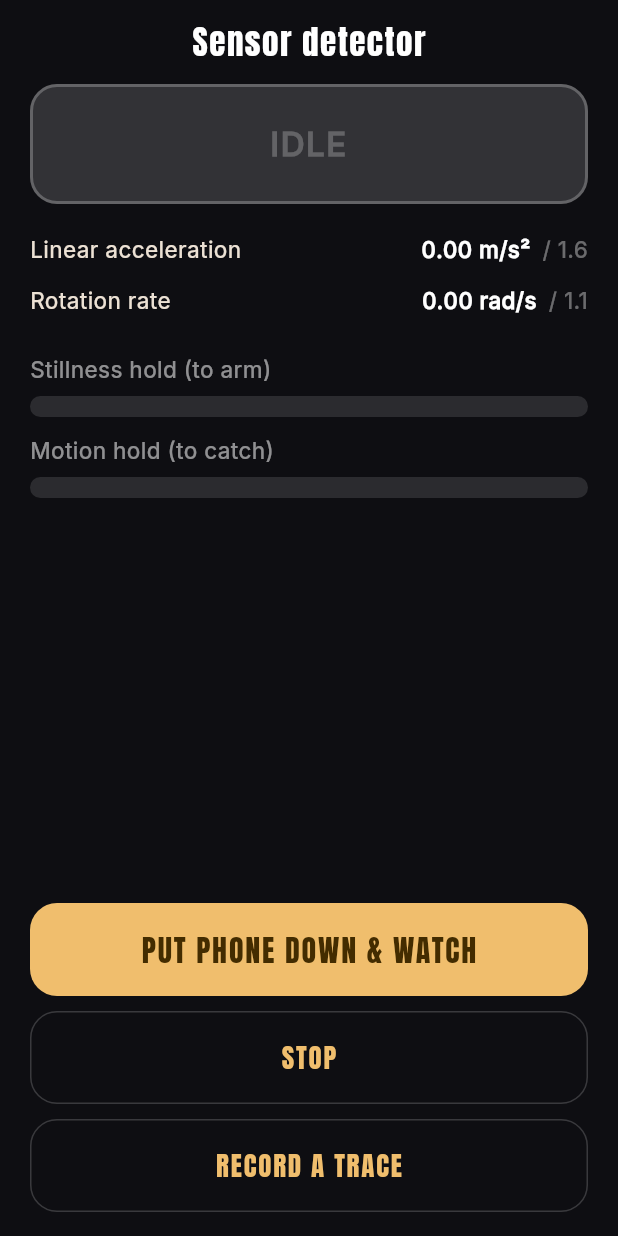
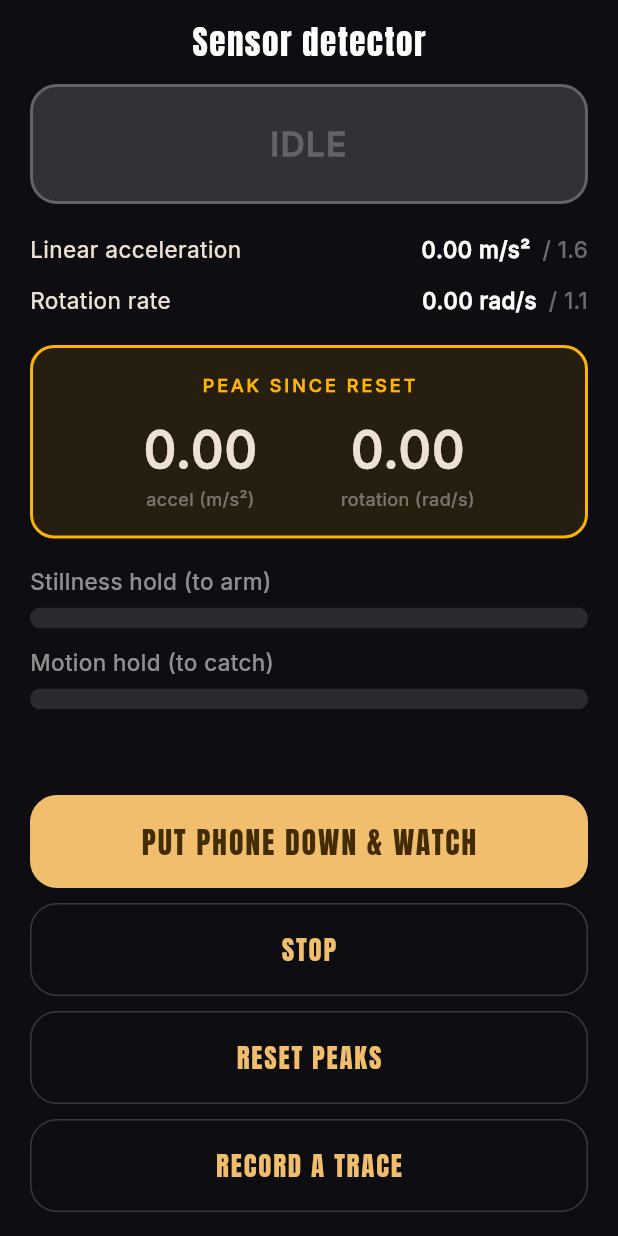
Before and after one commit to dharaneesh-r/who-pays, a Flutter app: the DetectorDebugScreen screen opened by its route, on a phone screen of 412 x 824 dp. Run offline on Flutter 3.47's test engine with Material 3 defaults, Android fonts, the phone set to English and light mode, and no system bars; our stand-ins replace audioplayers, flutter_animate, flutter_local_notifications, flutter_riverpod, flutter_timezone, go_router and 12 more; missing offline and left inert: mobile_scanner; accounts and stored records are empty; network calls fail.

Commit message:
Hold peak sensor readings on the detector screen
A thump peaks for a few milliseconds and is gone before anyone can read
it off a live readout, which made the screen useless for the one thing
it is needed for. Holding the maximum since reset turns it into two
numbers a person can write down: the worst a table knock produces, and
the least a real pick-up produces. The threshold has to sit between
them, and that is the whole calibration.

This replaces a 63-second guided recording that had to be performed
blind - its own instructions told you to put the phone face down, on
the screen showing them.

Co-Authored-By: Claude Opus 5 <noreply@anthropic.com>

```diff
--- a/lib/features/detector/presentation/detector_debug_screen.dart
+++ b/lib/features/detector/presentation/detector_debug_screen.dart
@@ -1,3 +1,5 @@
+import 'dart:math' as math;
+
 import 'package:flutter/material.dart';
 import 'package:flutter_riverpod/flutter_riverpod.dart';
 
@@ -12,16 +14,50 @@ import 'trace_screen.dart';
 /// Live sensor read-out and detector state. Kept in the app behind a debug flag
 /// permanently: when a group reports a false positive, this screen is the only
 /// way to find out which threshold was wrong on their phone.
-class DetectorDebugScreen extends ConsumerWidget {
+class DetectorDebugScreen extends ConsumerStatefulWidget {
   const DetectorDebugScreen({super.key});
 
   static const path = '/dev/detector';
 
   @override
-  Widget build(BuildContext context, WidgetRef ref) {
+  ConsumerState<DetectorDebugScreen> createState() =>
+      _DetectorDebugScreenState();
+}
+
+class _DetectorDebugScreenState extends ConsumerState<DetectorDebugScreen> {
+  // The highest readings seen since the last reset.
+  //
+  // Live numbers are useless for setting a threshold: the peak of a table
+  // thump lasts a few milliseconds and is gone before anyone can read it off
+  // the screen. Holding the maximum turns "watch the numbers" into two
+  // numbers somebody can actually write down — the worst a knock produces,
+  // and the least a real pick-up produces. The threshold has to sit between
+  // them.
+  double _peakAccel = 0;
+  double _peakGyro = 0;
+
+  void _reset() => setState(() {
+        _peakAccel = 0;
+        _peakGyro = 0;
+      });
+
+  @override
+  Widget build(BuildContext context) {
     final service = ref.watch(detectorServiceProvider);
     final snapshot =
         ref.watch(detectorSnapshotProvider).value ?? const DetectorSnapshot.idle();
+
+    if (snapshot.linearAcceleration > _peakAccel ||
+        snapshot.rotationRate > _peakGyro) {
+      // Painting is not the place to change state, so defer it a frame.
+      WidgetsBinding.instance.addPostFrameCallback((_) {
+        if (!mounted) return;
+        setState(() {
+          _peakAccel = math.max(_peakAccel, snapshot.linearAcceleration);
+          _peakGyro = math.max(_peakGyro, snapshot.rotationRate);
+        });
+      });
+    }
 
     return Scaffold(
       appBar: AppBar(title: const Text('Sensor detector')),
@@ -46,7 +82,9 @@ class DetectorDebugScreen extends ConsumerWidget {
                 unit: 'rad/s',
                 threshold: DetectionConfig.pickUpGyroThreshold,
               ),
-              const SizedBox(height: 24),
+              const SizedBox(height: 18),
+              _PeakCard(accel: _peakAccel, gyro: _peakGyro),
+              const SizedBox(height: 18),
               _Hold(
                 label: 'Stillness hold (to arm)',
                 progress: snapshot.stillHoldProgress,
@@ -80,6 +118,11 @@ class DetectorDebugScreen extends ConsumerWidget {
               OutlinedButton(
                 onPressed: service.stop,
                 child: const Text('STOP'),
+              ),
+              const SizedBox(height: 10),
+              OutlinedButton(
+                onPressed: _reset,
+                child: const Text('RESET PEAKS'),
               ),
               const SizedBox(height: 10),
               // Capturing labelled sensor data beats reading these numbers off
@@ -201,3 +244,70 @@ class _Hold extends StatelessWidget {
     );
   }
 }
+
+/// The two numbers that decide every threshold, held so they can be read.
+class _PeakCard extends StatelessWidget {
+  const _PeakCard({required this.accel, required this.gyro});
+
+  final double accel;
+  final double gyro;
+
+  @override
+  Widget build(BuildContext context) {
+    return Container(
+      padding: const EdgeInsets.symmetric(vertical: 16, horizontal: 18),
+      decoration: BoxDecoration(
+        color: AppTheme.accent.withValues(alpha: 0.10),
+        border: Border.all(color: AppTheme.accent, width: 2),
+        borderRadius: BorderRadius.circular(16),
+      ),
+      child: Column(
+        children: [
+          const Text(
+            'PEAK SINCE RESET',
+            style: TextStyle(
+              color: AppTheme.accent,
+              fontSize: 12,
+              letterSpacing: 2,
+              fontWeight: FontWeight.w700,
+            ),
+          ),
+          const SizedBox(height: 10),
+          Row(
+            mainAxisAlignment: MainAxisAlignment.spaceEvenly,
+            children: [
+              _Peak(label: 'accel', value: accel, unit: 'm/s²'),
+              _Peak(label: 'rotation', value: gyro, unit: 'rad/s'),
+            ],
+          ),
+        ],
+      ),
+    );
+  }
+}
+
+class _Peak extends StatelessWidget {
+  const _Peak({required this.label, required this.value, required this.unit});
+
+  final String label;
+  final double value;
+  final String unit;
+
+  @override
+  Widget build(BuildContext context) {
+    return Column(
+      children: [
+        Text(
+          value.toStringAsFixed(2),
+          style: const TextStyle(
+            fontSize: 34,
+            fontWeight: FontWeight.w800,
+            fontFeatures: [FontFeature.tabularFigures()],
+          ),
+        ),
+        Text('$label ($unit)',
+            style: const TextStyle(color: Colors.white38, fontSize: 12)),
+      ],
+    );
+  }
+}
```
